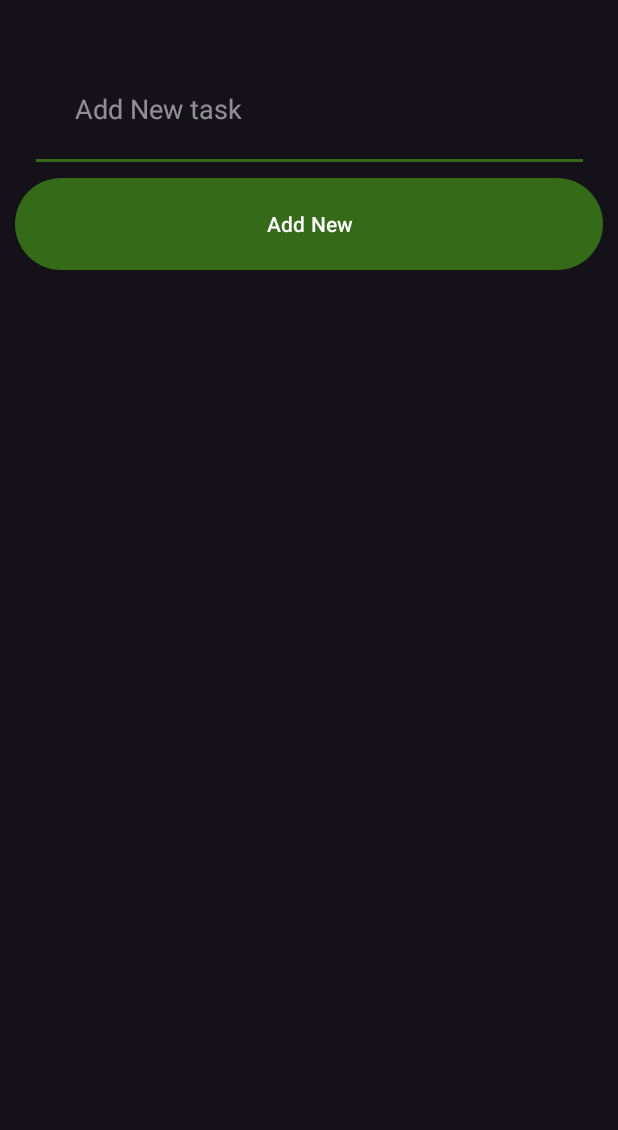
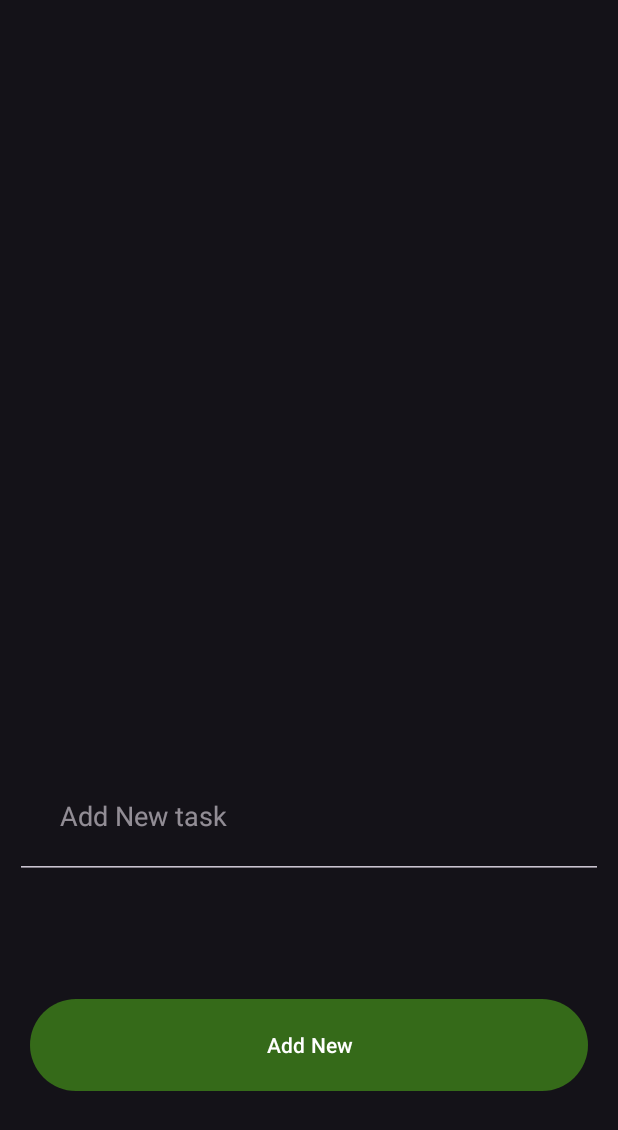
Before and after one commit to hajul-dhanish/android-oned, an Android app: the layout activity_home.xml on its own in the app's theme, with its tools: preview values and no code run, on a phone screen of 412 x 824 dp. Shown: the top 1130 px of the screen. Run offline under Robolectric (Android 15) with nearby library versions, the phone set to English and light mode, and no system bars.

Commit message:
- Home Page Optimized

```diff
--- a/app/src/main/res/layout/activity_home.xml
+++ b/app/src/main/res/layout/activity_home.xml
@@ -9,54 +9,45 @@
     android:textAlignment="center"
     tools:context=".HomeActivity">
 
+    <androidx.recyclerview.widget.RecyclerView
+        android:id="@+id/my_recycler_view"
+        android:layout_width="385dp"
+        android:layout_height="331dp"
+        android:layout_marginStart="4dp"
+        android:layout_marginTop="7dp"
+        android:layout_marginEnd="4dp"
+        android:layout_marginBottom="7dp"
+        app:layout_constraintBottom_toTopOf="@+id/addNewTaskid"
+        app:layout_constraintEnd_toEndOf="parent"
+        app:layout_constraintStart_toStartOf="parent"
+        app:layout_constraintTop_toTopOf="parent" />
+
     <EditText
         android:id="@+id/addNewTaskid"
         android:layout_width="match_parent"
         android:layout_height="wrap_content"
-        android:layout_marginStart="10dp"
-        android:layout_marginTop="20dp"
-        android:layout_marginEnd="9dp"
         android:hint="Add New task"
         android:inputType="textPersonName"
         android:lines="1"
         android:padding="30dp"
         app:layout_constraintBottom_toTopOf="@+id/addTaskButtonid"
-        app:layout_constraintEnd_toEndOf="parent"
-        app:layout_constraintStart_toStartOf="parent"
-        app:layout_constraintTop_toTopOf="parent" />
+        app:layout_constraintTop_toBottomOf="@+id/my_recycler_view" />
 
     <Button
         android:id="@+id/addTaskButtonid"
         android:layout_width="match_parent"
         android:layout_height="69dp"
+        android:layout_marginStart="10dp"
+        android:layout_marginTop="4dp"
+        android:layout_marginEnd="10dp"
+        android:layout_marginBottom="10dp"
         android:padding="20dp"
         android:text="Add New"
-        app:layout_constraintTop_toBottomOf="@+id/addNewTaskid"
-        tools:ignore="MissingConstraints"
-        tools:layout_editor_absoluteX="10dp" />
-
-    <ScrollView
-        android:layout_width="match_parent"
-        android:layout_height="386dp"
-        android:layout_marginStart="10dp"
-        android:layout_marginTop="8dp"
-        android:layout_marginEnd="9dp"
-        android:layout_marginBottom="8dp"
         app:layout_constraintBottom_toBottomOf="parent"
         app:layout_constraintEnd_toEndOf="parent"
         app:layout_constraintStart_toStartOf="parent"
-        app:layout_constraintTop_toBottomOf="@+id/addTaskButtonid"
-        android:fillViewport="true"
-        android:scrollbarStyle="insideInset"
-        android:scrollbars="vertical" >
-
-        <androidx.recyclerview.widget.RecyclerView
-            android:id="@+id/my_recycler_view"
-            android:layout_width="match_parent"
-            android:layout_height="wrap_content"
-            android:layout_marginStart="16dp"
-            android:layout_marginEnd="16dp" />
-    </ScrollView>
+        app:layout_constraintTop_toBottomOf="@+id/addNewTaskid"
+        tools:ignore="MissingConstraints" />
 
 
 </androidx.constraintlayout.widget.ConstraintLayout>
```
Also changed, not shown: app/src/main/java/com/example/zerod/HomeActivity.kt (+19 -10 lines).
